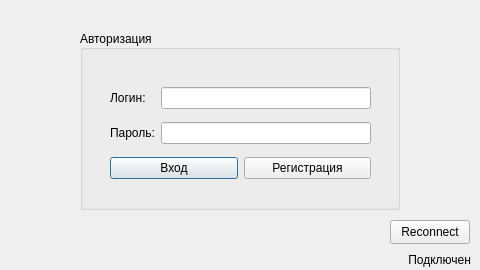
First picture: the form in loginwindow.ui, repository MukizuL/Retail-Sale-App, before the edit.
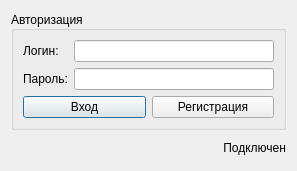
Second picture: the form after the edit.

Commit message: Redo layout. Login now doesn't pull password from database

The edit to the form file:
```diff
--- a/loginwindow.ui
+++ b/loginwindow.ui
@@ -6,44 +6,38 @@
    <rect>
     <x>0</x>
     <y>0</y>
-    <width>480</width>
-    <height>270</height>
+    <width>295</width>
+    <height>171</height>
    </rect>
   </property>
   <property name="minimumSize">
    <size>
-    <width>480</width>
-    <height>270</height>
+    <width>0</width>
+    <height>0</height>
    </size>
   </property>
   <property name="maximumSize">
    <size>
-    <width>480</width>
-    <height>270</height>
+    <width>16666</width>
+    <height>16666</height>
    </size>
   </property>
   <property name="windowTitle">
    <string>Вход</string>
   </property>
+  <layout class="QVBoxLayout" name="verticalLayout">
+   <item>
   <widget class="QGroupBox" name="groupBox">
-   <property name="geometry">
-    <rect>
-     <x>80</x>
-     <y>30</y>
-     <width>320</width>
-     <height>180</height>
-    </rect>
-   </property>
    <property name="minimumSize">
     <size>
-     <width>320</width>
-     <height>180</height>
+       <width>0</width>
+       <height>0</height>
     </size>
    </property>
    <property name="maximumSize">
     <size>
-     <width>480</width>
-     <height>480</height>
+       <width>16666</width>
+       <height>16666</height>
     </size>
    </property>
    <property name="title">
@@ -58,19 +52,10 @@
    <property name="checkable">
     <bool>false</bool>
    </property>
-   <widget class="QWidget" name="layoutWidget">
-    <property name="geometry">
-     <rect>
-      <x>30</x>
-      <y>50</y>
-      <width>261</width>
-      <height>108</height>
-     </rect>
-    </property>
-    <layout class="QVBoxLayout" name="verticalLayout">
+     <layout class="QVBoxLayout" name="verticalLayout_2">
      <item>
-      <layout class="QHBoxLayout" name="horizontalLayout_3">
-       <item>
+       <layout class="QFormLayout" name="formLayout">
+        <item row="0" column="0">
         <widget class="QLabel" name="label">
          <property name="minimumSize">
           <size>
@@ -83,22 +68,44 @@
          </property>
         </widget>
        </item>
-       <item>
-        <widget class="QLineEdit" name="login"/>
-       </item>
-      </layout>
-     </item>
-     <item>
-      <layout class="QHBoxLayout" name="horizontalLayout_2">
-       <item>
+        <item row="0" column="1">
+         <widget class="QLineEdit" name="login">
+          <property name="minimumSize">
+           <size>
+            <width>200</width>
+            <height>0</height>
+           </size>
+          </property>
+          <property name="maximumSize">
+           <size>
+            <width>16777215</width>
+            <height>24</height>
+           </size>
+          </property>
+         </widget>
+        </item>
+        <item row="1" column="0">
         <widget class="QLabel" name="label_2">
          <property name="text">
           <string>Пароль:</string>
          </property>
         </widget>
        </item>
-       <item>
-        <widget class="QLineEdit" name="password"/>
+        <item row="1" column="1">
+         <widget class="QLineEdit" name="password">
+          <property name="minimumSize">
+           <size>
+            <width>200</width>
+            <height>0</height>
+           </size>
+          </property>
+          <property name="maximumSize">
+           <size>
+            <width>16777215</width>
+            <height>24</height>
+           </size>
+          </property>
+         </widget>
        </item>
       </layout>
      </item>
@@ -113,6 +120,9 @@
        </item>
        <item>
         <widget class="QPushButton" name="register_2">
+          <property name="enabled">
+           <bool>true</bool>
+          </property>
          <property name="text">
           <string>Регистрация</string>
          </property>
@@ -122,15 +132,14 @@
      </item>
     </layout>
    </widget>
-  </widget>
+   </item>
+   <item>
   <widget class="QLabel" name="db_status">
-   <property name="geometry">
-    <rect>
-     <x>390</x>
-     <y>250</y>
-     <width>81</width>
-     <height>20</height>
-    </rect>
+     <property name="maximumSize">
+      <size>
+       <width>16777215</width>
+       <height>24</height>
+      </size>
    </property>
    <property name="layoutDirection">
     <enum>Qt::LeftToRight</enum>
@@ -142,19 +151,8 @@
     <set>Qt::AlignRight|Qt::AlignTrailing|Qt::AlignVCenter</set>
    </property>
   </widget>
-  <widget class="QPushButton" name="db_reconnect">
-   <property name="geometry">
-    <rect>
-     <x>390</x>
-     <y>220</y>
-     <width>80</width>
-     <height>24</height>
-    </rect>
-   </property>
-   <property name="text">
-    <string>Reconnect</string>
-   </property>
-  </widget>
+   </item>
+  </layout>
  </widget>
  <resources/>
  <connections/>
```
Lines whose indentation alone changed are shown as unchanged. The commit also changes 2 other files.
